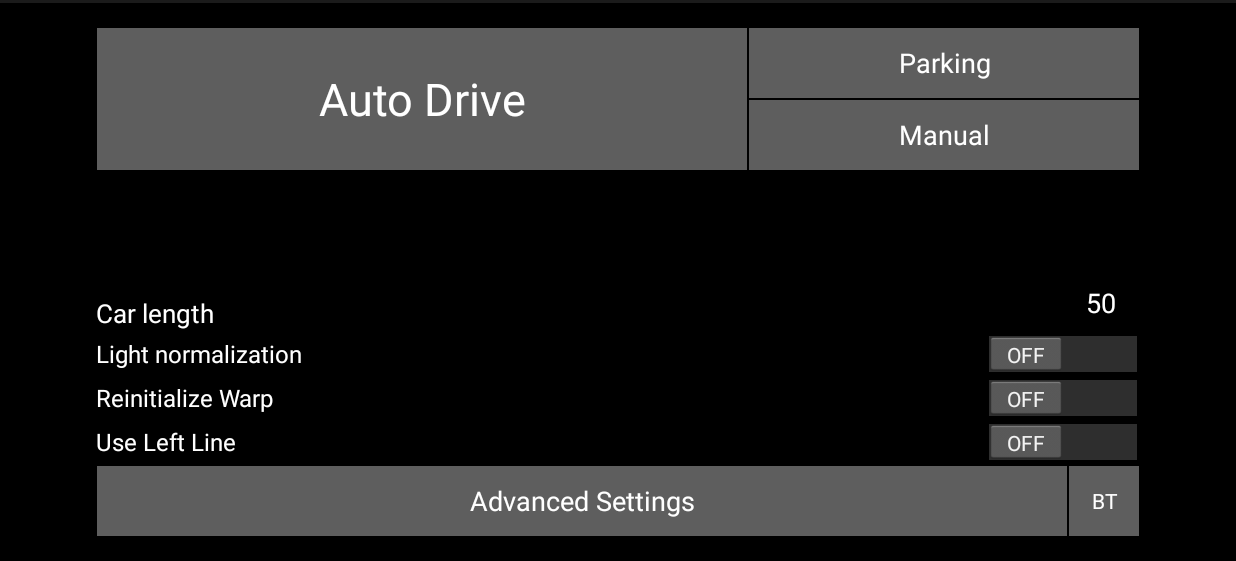
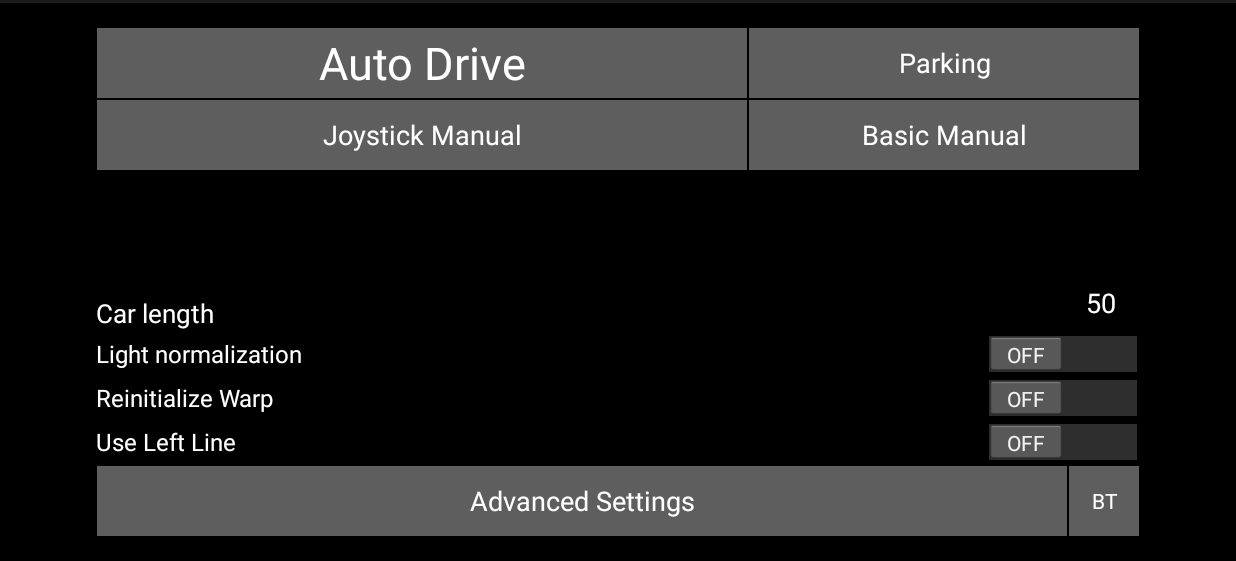
Before and after one commit to sesstigit/Android-Car-duino, an Android app: the screen it shows after launch (MainActivity), on a phone screen of 824 x 412 dp (held sideways), the part 57-618 px from its top. Run offline under Robolectric (Android 15) with nearby library versions, the phone set to English and light mode, and no system bars; 4 statements that could not run were skipped.

Commit message:
Added a new button for joystick mode

```diff
--- a/app/src/main/res/layout/main_activity.xml
+++ b/app/src/main/res/layout/main_activity.xml
@@ -13,29 +13,29 @@
         android:id="@+id/auto"
         android:layout_width="wrap_content"
         android:layout_height="wrap_content"
-                android:text="Auto Drive"
-                android:background="@drawable/rectangle_buttons"
-                android:textColor="@color/white"
-                android:textSize="30sp"
-                android:enabled="true"
-                android:clickable="true"
-                android:layout_alignTop="@+id/parking"
+        android:layout_above="@+id/manual"
         android:layout_alignParentLeft="true"
         android:layout_alignParentStart="true"
-                android:layout_alignBottom="@+id/manual"
+        android:layout_alignTop="@+id/parking"
         android:layout_toLeftOf="@+id/parking"
-                android:layout_toStartOf="@+id/parking" />
+        android:layout_toStartOf="@+id/parking"
+        android:background="@drawable/rectangle_buttons"
+        android:clickable="true"
+        android:enabled="true"
+        android:text="Auto Drive"
+        android:textColor="@color/white"
+        android:textSize="30sp" />
 
     <Button
         android:id="@+id/parking"
         android:layout_width="261dp"
         android:layout_height="wrap_content"
-                android:text="Parking"
-                android:background="@drawable/rectangle_buttons"
-                android:textColor="@color/white"
+        android:layout_alignEnd="@+id/LightNormalizationSwitch"
         android:layout_alignParentTop="true"
         android:layout_alignRight="@+id/LightNormalizationSwitch"
-                android:layout_alignEnd="@+id/LightNormalizationSwitch" />
+        android:background="@drawable/rectangle_buttons"
+        android:text="Parking"
+        android:textColor="@color/white" />
 
             <Switch
                 android:layout_width="match_parent"
@@ -53,7 +53,7 @@
                 android:id="@+id/manual"
                 android:layout_width="wrap_content"
                 android:layout_height="wrap_content"
-                android:text="Manual"
+                android:text="Basic Manual"
                 android:background="@drawable/rectangle_buttons"
                 android:textColor="@color/white"
                 android:layout_gravity="center_vertical"
@@ -140,4 +140,16 @@
         android:layout_alignParentLeft="true"
         android:layout_alignParentStart="true" />
 
+    <Button
+        android:id="@+id/joystick"
+        android:layout_width="wrap_content"
+        android:layout_height="wrap_content"
+        android:layout_alignBottom="@+id/manual"
+        android:layout_alignParentStart="true"
+        android:layout_below="@+id/auto"
+        android:layout_toStartOf="@+id/parking"
+        android:background="@drawable/rectangle_buttons"
+        android:text="Joystick Manual"
+        android:textColor="@color/white" />
+
 </RelativeLayout>
```
Lines whose indentation alone changed are shown as unchanged.
